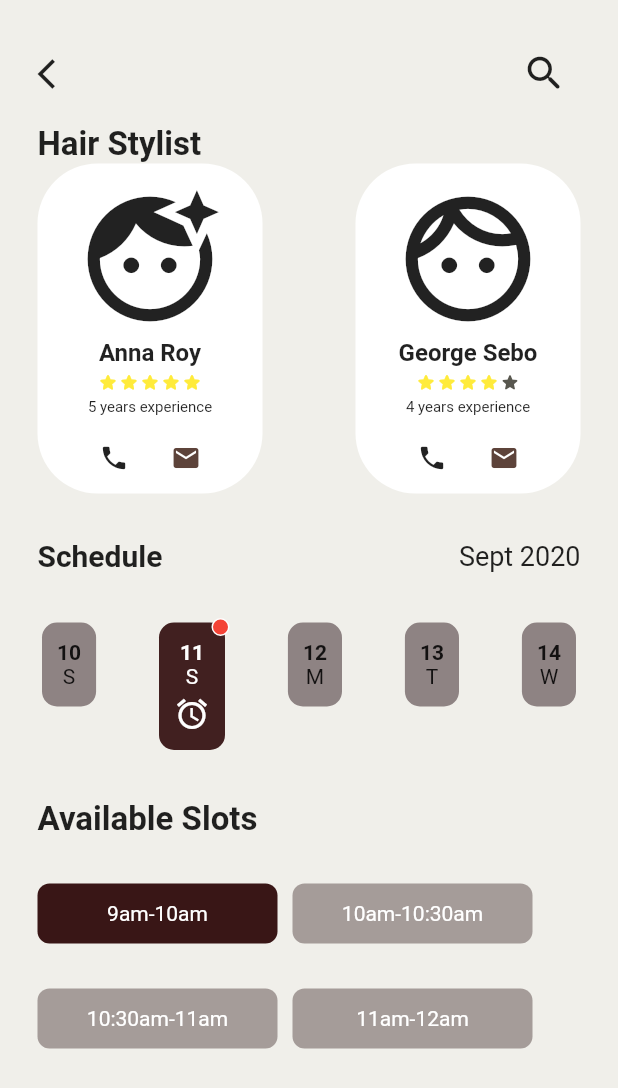
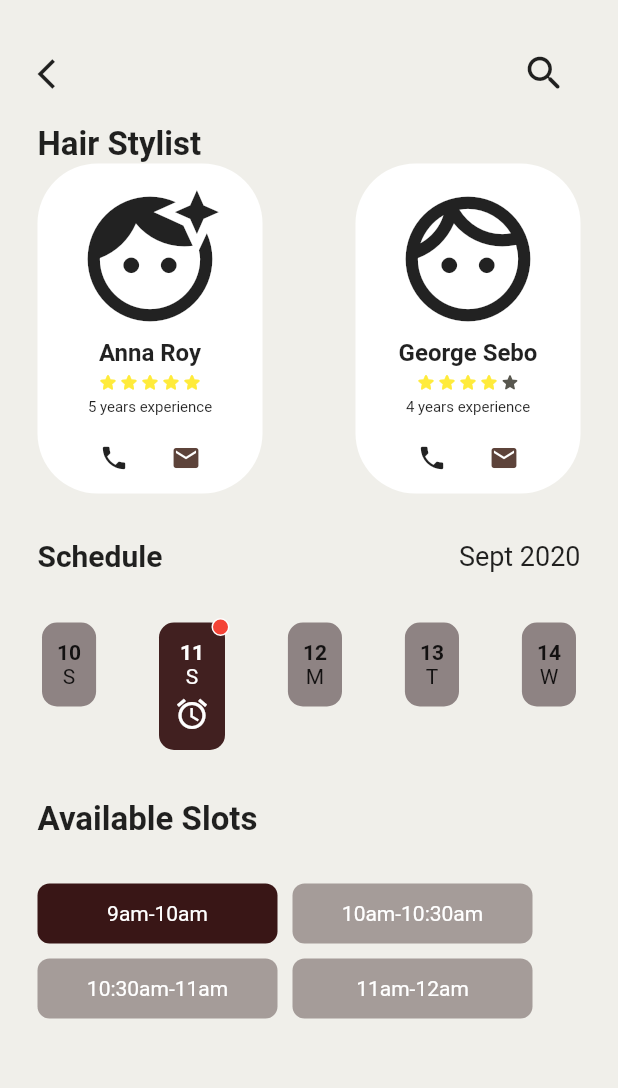
Before and after one commit to begimaikozhon/hair_stylist, a Flutter app: the screen it shows after launch, on a phone screen of 412 x 824 dp. Shown: the top 1088 px of the screen. Run offline on Flutter 3.47's test engine with Material 2 defaults, Android fonts, the phone set to English and light mode, and no system bars.

Commit message:
changing the wrap widget

```diff
--- a/lib/main.dart
+++ b/lib/main.dart
@@ -440,13 +440,6 @@ class HairStylist extends StatelessWidget {
                         ),
                       ),
                     ),
-                  ],
-                ),
-                const SizedBox(height: 30),
-                Wrap(
-                  runSpacing: 10,
-                  spacing: 10,
-                  children: [
                     Container(
                       width: 160,
                       height: 40,
@@ -480,7 +473,7 @@ class HairStylist extends StatelessWidget {
                       ),
                     ),
                   ],
-                )
+                ),
               ],
             ),
           ),
```
